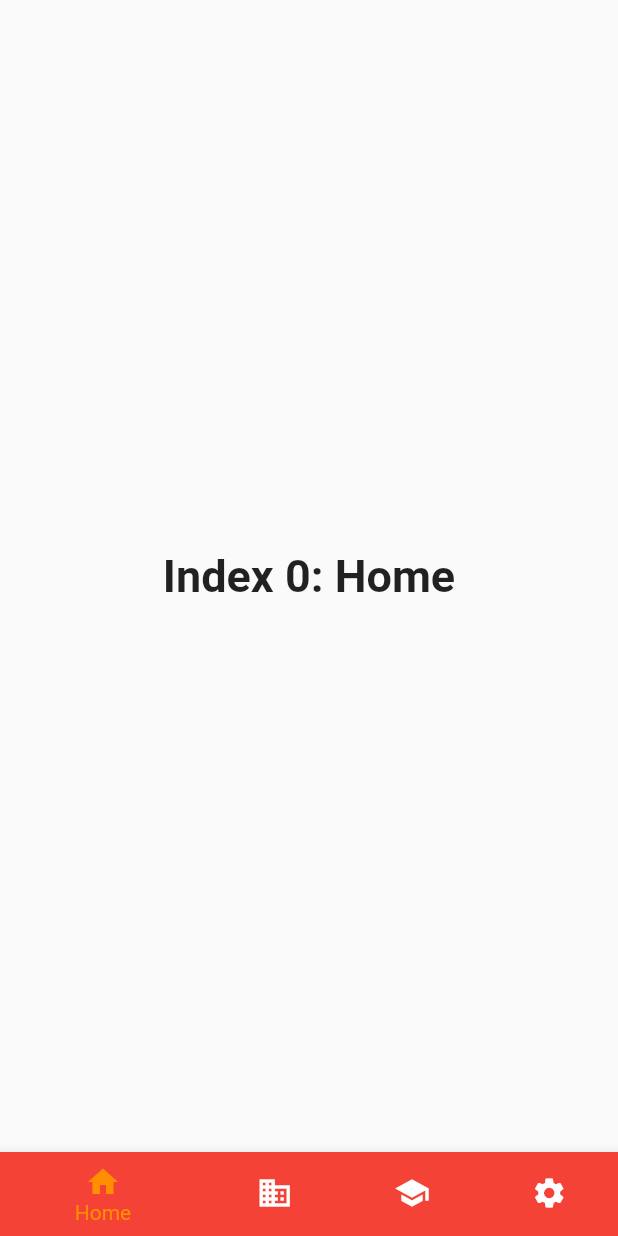
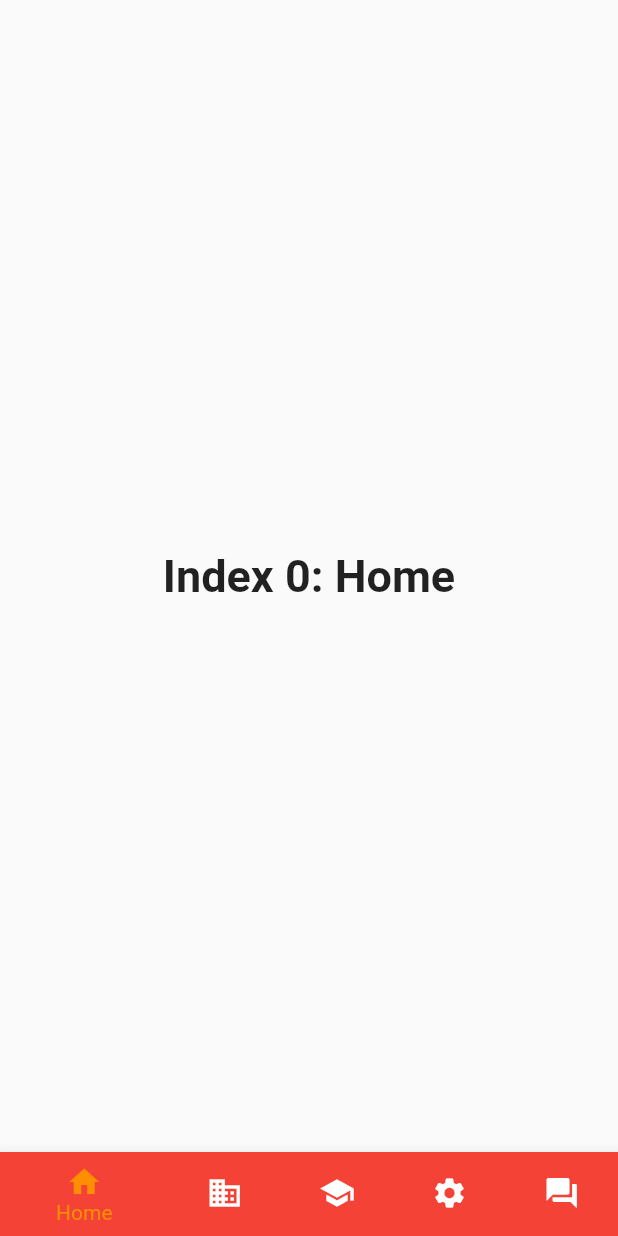
Before and after one commit to JoaoObara/flutter_aula2021_1-master, a Flutter app: the bottom_nav_bar screen opened directly, on a phone screen of 412 x 824 dp. Run offline on Flutter 3.47's test engine with Material 2 defaults, Android fonts, the phone set to English and light mode, and no system bars.

Commit message:
novo botão na nav bar

```diff
--- a/flutter_aula2021_1-master/lib/bottom_navigation_bar.dart
+++ b/flutter_aula2021_1-master/lib/bottom_navigation_bar.dart
@@ -38,6 +38,10 @@ class _bottom_nav_barState extends State<bottom_nav_bar> {
     Text(
       'Index 3: Settings',
       style: optionStyle,
+    ),
+    Text(
+      'Index 4: Others',
+      style: optionStyle,
     )
   ];
 
@@ -74,6 +78,11 @@ class _bottom_nav_barState extends State<bottom_nav_bar> {
             label: 'Settings',
             backgroundColor: Colors.pink,
           ),
+          BottomNavigationBarItem(
+            icon: Icon(Icons.question_answer),
+            label: 'Others',
+            backgroundColor: Colors.blueGrey,
+          ),
         ],
         //Navegação
         currentIndex: _selectedIndex,
```
